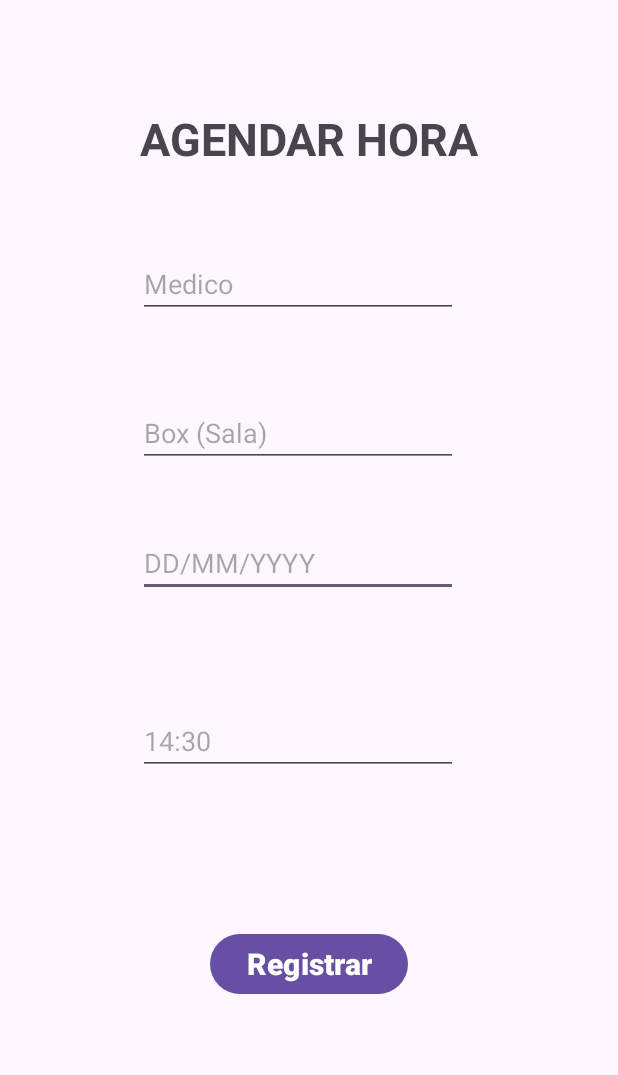
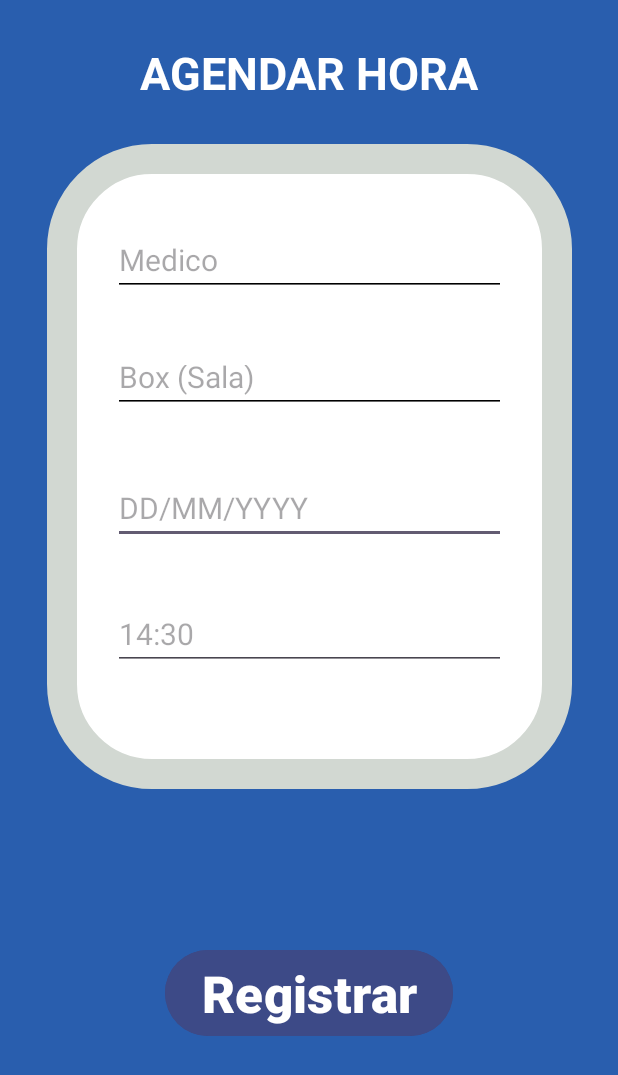
Before and after one commit to Cristobal2312/carnet_digital, an Android app: the RegistrarAgendaHora screen opened directly, with no data from a screen before it, on a phone screen of 412 x 824 dp. Shown: the top 1075 px of the screen. Run offline under Robolectric (Android 15) with nearby library versions, the phone set to English and light mode, and no system bars.

Commit message:
CARNET DIGITAL 6.1.2v

```diff
--- /dev/null
+++ b/app/src/main/res/drawable/bordegrueso.xml
@@ -0,0 +1,8 @@
+<?xml version="1.0" encoding="utf-8"?>
+<shape xmlns:android="http://schemas.android.com/apk/res/android">
+
+    <solid android:color="#ffff"/>
+
+    <stroke android:width="20dp" android:color="#D2D8D2"/>
+    <corners android:radius="60dp"/>
+</shape>
--- a/app/src/main/res/layout/activity_registrar_agenda_hora.xml
+++ b/app/src/main/res/layout/activity_registrar_agenda_hora.xml
@@ -4,93 +4,123 @@
     xmlns:tools="http://schemas.android.com/tools"
     android:layout_width="match_parent"
     android:layout_height="match_parent"
+    android:background="#295EAE"
     tools:context=".Vista.RegistrarAgendaHora">
+
+    <Button
+        android:id="@+id/btnRegistrar"
+        android:layout_width="wrap_content"
+        android:layout_height="wrap_content"
+        android:layout_marginStart="110dp"
+        android:layout_marginTop="21dp"
+        android:layout_marginEnd="110dp"
+        android:layout_marginBottom="48dp"
+        android:backgroundTint="#3D4A87"
+        android:text="Registrar"
+        android:textSize="34sp"
+        android:textStyle="bold"
+        app:layout_constraintBottom_toBottomOf="parent"
+        app:layout_constraintEnd_toEndOf="parent"
+        app:layout_constraintStart_toStartOf="parent"
+        app:layout_constraintTop_toBottomOf="@+id/constraintLayout6"
+        tools:ignore="HardcodedText,MissingConstraints" />
+
+    <androidx.constraintlayout.widget.ConstraintLayout
+        android:id="@+id/constraintLayout6"
+        android:layout_width="350dp"
+        android:layout_height="430dp"
+        android:layout_marginStart="30dp"
+        android:layout_marginTop="27dp"
+        android:layout_marginEnd="30dp"
+        android:background="@drawable/bordegrueso"
+        app:layout_constraintEnd_toEndOf="parent"
+        app:layout_constraintStart_toStartOf="parent"
+        app:layout_constraintTop_toBottomOf="@+id/textView">
+
+        <EditText
+            android:id="@+id/txtFecha"
+            android:layout_width="262dp"
+            android:layout_height="wrap_content"
+            android:layout_marginStart="44dp"
+            android:layout_marginTop="39dp"
+            android:layout_marginEnd="44dp"
+            android:ems="10"
+            android:hint="DD/MM/YYYY"
+            android:inputType="date"
+            android:textSize="20sp"
+            app:layout_constraintEnd_toEndOf="parent"
+            app:layout_constraintStart_toStartOf="parent"
+            app:layout_constraintTop_toBottomOf="@+id/txtBox"
+            tools:ignore="Autofill,HardcodedText,TextContrastCheck" />
+
+        <EditText
+            android:id="@+id/txtHorario"
+            android:layout_width="262dp"
+            android:layout_height="42dp"
+            android:layout_marginStart="44dp"
+            android:layout_marginTop="42dp"
+            android:layout_marginEnd="44dp"
+            android:ems="10"
+            android:hint="14:30"
+            android:inputType="time"
+            android:textSize="20sp"
+            app:layout_constraintEnd_toEndOf="parent"
+            app:layout_constraintStart_toStartOf="parent"
+            app:layout_constraintTop_toBottomOf="@+id/txtFecha"
+            tools:ignore="Autofill,HardcodedText,TouchTargetSizeCheck" />
+
+        <EditText
+            android:id="@+id/txtBox"
+            android:layout_width="262dp"
+            android:layout_height="42dp"
+            android:layout_marginStart="44dp"
+            android:layout_marginTop="36dp"
+            android:layout_marginEnd="44dp"
+            android:backgroundTint="@color/black"
+            android:ems="10"
+            android:hint="Box (Sala)"
+            android:inputType="text"
+            android:text=""
+            android:textSize="20sp"
+            app:layout_constraintEnd_toEndOf="parent"
+            app:layout_constraintStart_toStartOf="parent"
+            app:layout_constraintTop_toBottomOf="@+id/txtMedico"
+            tools:ignore="Autofill,HardcodedText,TextContrastCheck,TouchTargetSizeCheck" />
+
+        <EditText
+            android:id="@+id/txtMedico"
+            android:layout_width="262dp"
+            android:layout_height="42dp"
+            android:layout_marginStart="44dp"
+            android:layout_marginTop="59dp"
+            android:layout_marginEnd="44dp"
+            android:backgroundTint="@color/black"
+            android:ems="10"
+            android:hint="Medico"
+            android:inputType="text"
+            android:text=""
+            android:textSize="20sp"
+            app:layout_constraintEnd_toEndOf="parent"
+            app:layout_constraintStart_toStartOf="parent"
+            app:layout_constraintTop_toTopOf="parent"
+            tools:ignore="Autofill,HardcodedText,TextContrastCheck,TouchTargetSizeCheck" />
+
+    </androidx.constraintlayout.widget.ConstraintLayout>
 
     <TextView
         android:id="@+id/textView"
         android:layout_width="wrap_content"
         android:layout_height="wrap_content"
+        android:layout_marginStart="97dp"
+        android:layout_marginTop="28dp"
+        android:layout_marginEnd="97dp"
         android:text="AGENDAR HORA"
+        android:textColor="@color/white"
         android:textSize="30dp"
         android:textStyle="bold"
-        app:layout_constraintBottom_toBottomOf="parent"
         app:layout_constraintEnd_toEndOf="parent"
         app:layout_constraintStart_toStartOf="parent"
         app:layout_constraintTop_toTopOf="parent"
-        app:layout_constraintVertical_bias="0.092"
-        tools:ignore="MissingConstraints" />
+        tools:ignore="HardcodedText,MissingConstraints,SpUsage" />
 
-    <Button
-        android:id="@+id/btnRegistrar"
-        android:layout_width="wrap_content"
-        android:layout_height="wrap_content"
-        android:text="Registrar"
-        android:textSize="20dp"
-        android:textStyle="bold"
-        app:layout_constraintBottom_toBottomOf="parent"
-        app:layout_constraintEnd_toEndOf="parent"
-        app:layout_constraintStart_toStartOf="parent"
-        app:layout_constraintTop_toBottomOf="@+id/textView"
-        app:layout_constraintVertical_bias="0.763"
-        tools:ignore="MissingConstraints" />
-
-    <EditText
-        android:id="@+id/txtFecha"
-        android:layout_width="wrap_content"
-        android:layout_height="wrap_content"
-        android:layout_marginStart="93dp"
-        android:layout_marginTop="41dp"
-        android:layout_marginEnd="108dp"
-        android:ems="10"
-        android:hint="DD/MM/YYYY"
-        android:inputType="date"
-        app:layout_constraintEnd_toEndOf="parent"
-        app:layout_constraintStart_toStartOf="parent"
-        app:layout_constraintTop_toBottomOf="@+id/txtBox" />
-
-    <EditText
-        android:id="@+id/txtHorario"
-        android:layout_width="wrap_content"
-        android:layout_height="wrap_content"
-        android:layout_marginStart="93dp"
-        android:layout_marginTop="42dp"
-        android:layout_marginEnd="108dp"
-        android:layout_marginBottom="71dp"
-        android:ems="10"
-        android:hint="14:30"
-        android:inputType="time"
-        app:layout_constraintBottom_toTopOf="@+id/btnRegistrar"
-        app:layout_constraintEnd_toEndOf="parent"
-        app:layout_constraintStart_toStartOf="parent"
-        app:layout_constraintTop_toBottomOf="@+id/txtFecha" />
-
-    <EditText
-        android:id="@+id/txtBox"
-        android:layout_width="wrap_content"
-        android:layout_height="wrap_content"
-        android:layout_marginStart="93dp"
-        android:layout_marginTop="54dp"
-        android:layout_marginEnd="108dp"
-        android:ems="10"
-        android:hint="Box (Sala)"
-        android:inputType="text"
-        android:text=""
-        app:layout_constraintEnd_toEndOf="parent"
-        app:layout_constraintStart_toStartOf="parent"
-        app:layout_constraintTop_toBottomOf="@+id/txtMedico" />
-
-    <EditText
-        android:id="@+id/txtMedico"
-        android:layout_width="wrap_content"
-        android:layout_height="wrap_content"
-        android:layout_marginStart="93dp"
-        android:layout_marginTop="54dp"
-        android:layout_marginEnd="108dp"
-        android:ems="10"
-        android:hint="Medico"
-        android:inputType="text"
-        android:text=""
-        app:layout_constraintEnd_toEndOf="parent"
-        app:layout_constraintStart_toStartOf="parent"
-        app:layout_constraintTop_toBottomOf="@+id/textView" />
 </androidx.constraintlayout.widget.ConstraintLayout>
```
Also changed, not shown: app/src/main/res/drawable/borde.xml (added, +7 -0 lines), app/src/main/res/drawable/bordeazul.xml (added, +7 -0 lines), app/src/main/res/layout/activity_gui_adulto_mayor.xml (+88 -70 lines).
